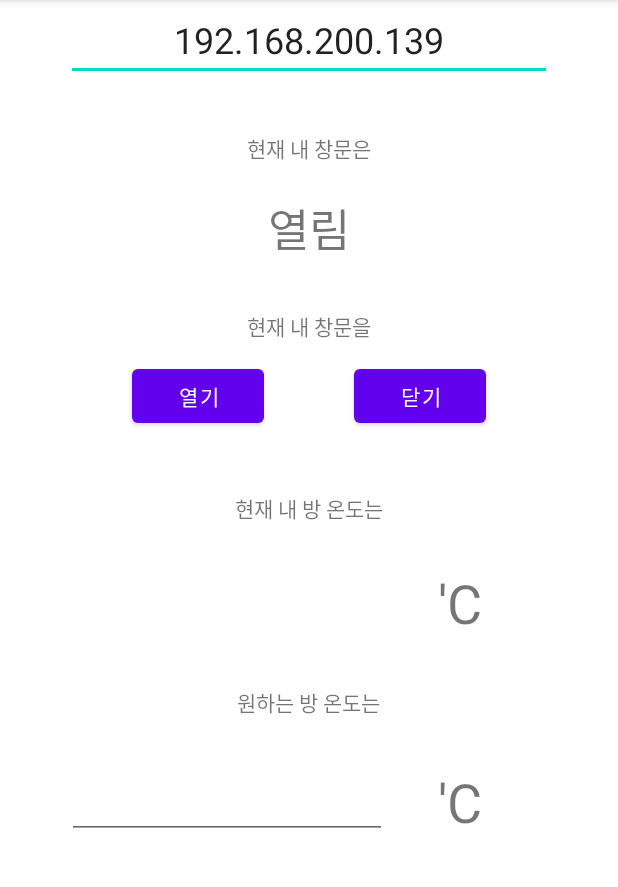
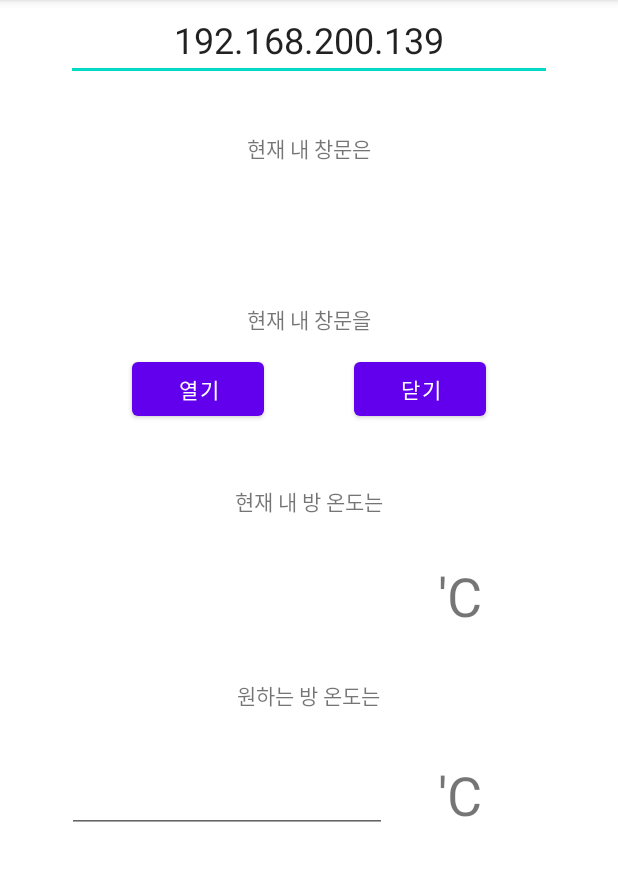
Before and after one commit to chawonlee/window_remote, an Android app: the screen it shows after launch (MainActivity), on a phone screen of 412 x 824 dp, the part 84-971 px from its top. Run offline under Robolectric (Android 15) with nearby library versions, the light colour scheme and no system bars.

Commit message:
no message

```diff
--- a/app/src/main/res/layout/activity_main.xml
+++ b/app/src/main/res/layout/activity_main.xml
@@ -115,7 +115,6 @@
         android:layout_width="wrap_content"
         android:layout_height="wrap_content"
         android:layout_marginTop="20dp"
-        android:text="열림"
         android:textSize="30sp"
         app:layout_constraintEnd_toEndOf="parent"
         app:layout_constraintStart_toStartOf="parent"
@@ -134,4 +133,5 @@
         app:layout_constraintTop_toBottomOf="@+id/textView4"
         app:layout_constraintVertical_bias="0.145" />
 
+
 </androidx.constraintlayout.widget.ConstraintLayout>
```
